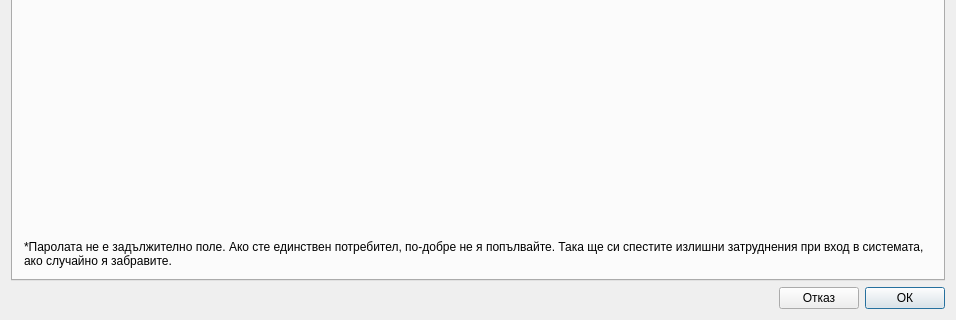
The window that src/View/Widgets/SettingsDialog.ui (thefinalcutbg/DinoDent) describes before a commit, drawn with Qt 5; both pictures show x 0 to 956 and y 337 to 657 of the 956 by 657 pixel window.
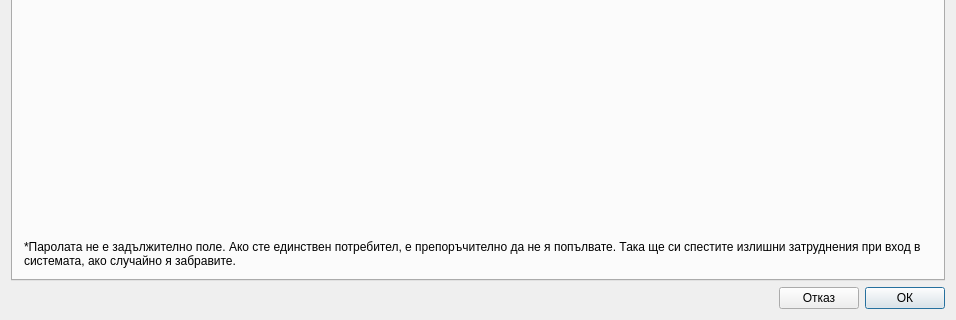
The same window after the commit. The open tabs and pages were chosen to show the change. Custom widgets are drawn as their Qt base class.

What changed in the file:
```diff
--- a/src/View/Widgets/SettingsDialog.ui
+++ b/src/View/Widgets/SettingsDialog.ui
@@ -1086,7 +1086,7 @@
        <item>
         <widget class="QLabel" name="label_38">
          <property name="text">
-          <string>*Паролата не е задължително поле. Ако сте единствен потребител, по-добре не я попълвайте. Така ще си спестите излишни затруднения при вход в системата, ако случайно я забравите.</string>
+          <string>*Паролата не е задължително поле. Ако сте единствен потребител, е препоръчително да не я попълвате. Така ще си спестите излишни затруднения при вход в системата, ако случайно я забравите.</string>
          </property>
          <property name="wordWrap">
           <bool>true</bool>
```
Left out of the diff: 2 changed lines with no effect on the pictures.
